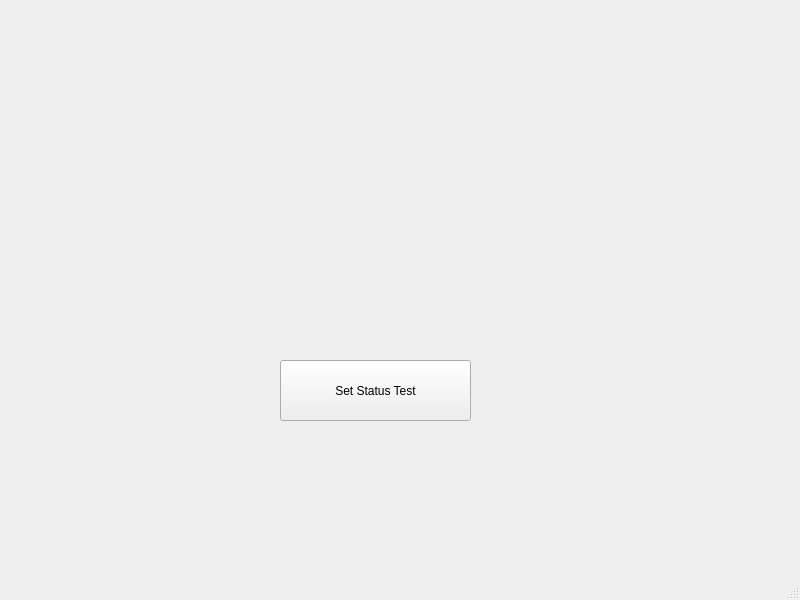
Qt form mainwindow.ui (zhiyan114/Discord-RPC) before a commit.
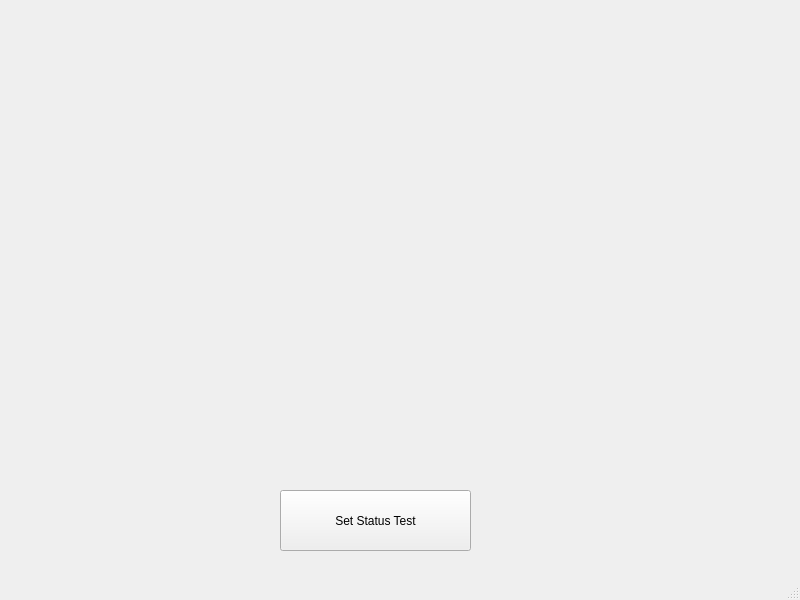
The same form after that commit.

```diff
--- a/mainwindow.ui
+++ b/mainwindow.ui
@@ -18,7 +18,7 @@
     <property name="geometry">
      <rect>
       <x>280</x>
-      <y>360</y>
+      <y>490</y>
       <width>191</width>
       <height>61</height>
      </rect>
```
